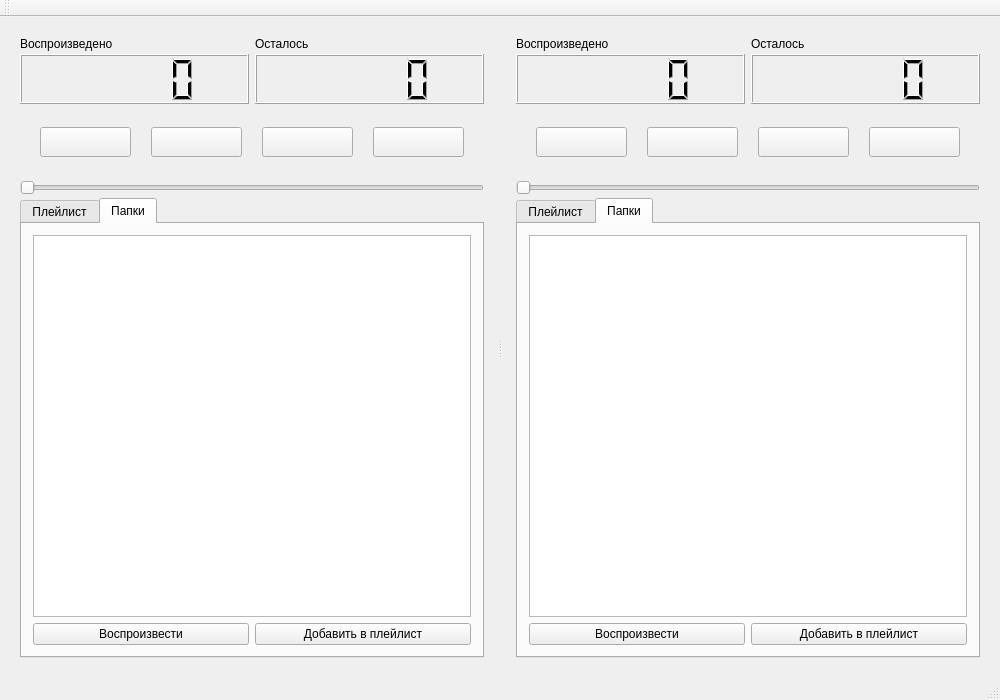
Above: playermainwindow.ui from nelolik/RehearsalPlayer before the change. Below: the same form after it.
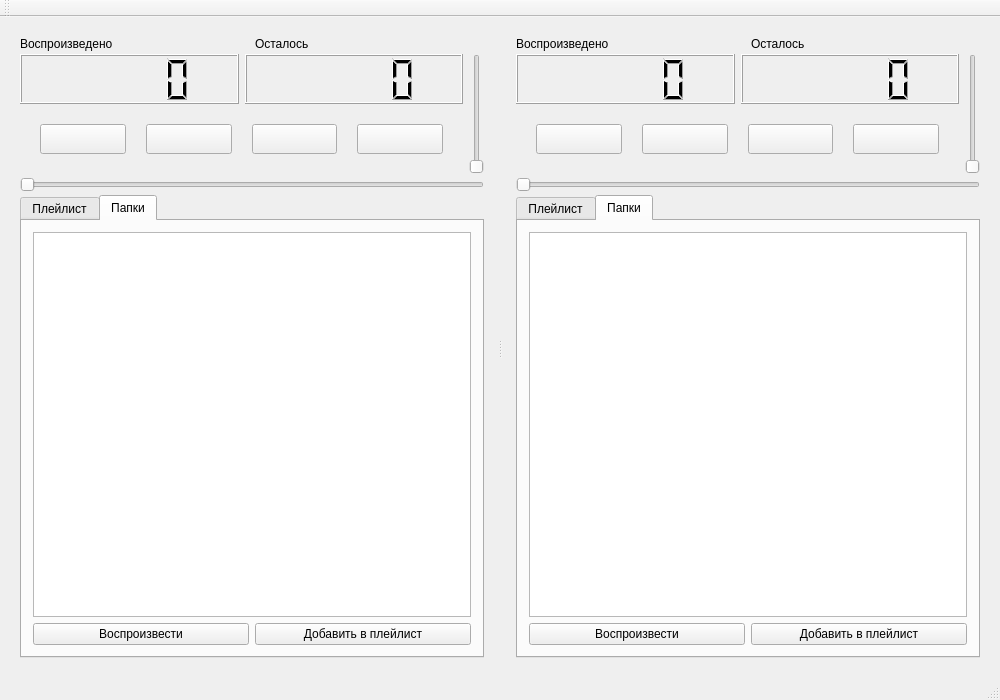
That is the form after the change. Custom widgets are drawn as their Qt base class.

Diff of the .ui file:
```diff
--- a/playermainwindow.ui
+++ b/playermainwindow.ui
@@ -83,6 +83,19 @@
             </layout>
            </item>
            <item>
+            <layout class="QHBoxLayout" name="deck1Layout">
+             <property name="topMargin">
+              <number>0</number>
+             </property>
+             <property name="bottomMargin">
+              <number>0</number>
+             </property>
+             <item>
+              <layout class="QVBoxLayout" name="control1Layour">
+               <property name="spacing">
+                <number>0</number>
+               </property>
+               <item>
             <layout class="QHBoxLayout" name="timeOutput1_Layout">
              <item>
               <widget class="QLCDNumber" name="elepsed1lcdNumber">
@@ -189,6 +202,26 @@
              </item>
             </layout>
            </item>
+              </layout>
+             </item>
+             <item>
+              <widget class="QSlider" name="volume1Slider">
+               <property name="sizePolicy">
+                <sizepolicy hsizetype="Fixed" vsizetype="Minimum">
+                 <horstretch>0</horstretch>
+                 <verstretch>0</verstretch>
+                </sizepolicy>
+               </property>
+               <property name="focusPolicy">
+                <enum>Qt::NoFocus</enum>
+               </property>
+               <property name="orientation">
+                <enum>Qt::Vertical</enum>
+               </property>
+              </widget>
+             </item>
+            </layout>
+           </item>
            <item>
             <widget class="QSlider" name="trackPosition1_Slider">
              <property name="maximum">
@@ -366,6 +399,19 @@
             </layout>
            </item>
            <item>
+            <layout class="QHBoxLayout" name="deck2Layout">
+             <property name="topMargin">
+              <number>0</number>
+             </property>
+             <property name="bottomMargin">
+              <number>0</number>
+             </property>
+             <item>
+              <layout class="QVBoxLayout" name="control2Layout">
+               <property name="spacing">
+                <number>0</number>
+               </property>
+               <item>
             <layout class="QHBoxLayout" name="timeOutput2_Layout">
              <item>
               <widget class="QLCDNumber" name="elepsed2lcdNumber">
@@ -475,6 +521,26 @@
              </item>
             </layout>
            </item>
+              </layout>
+             </item>
+             <item>
+              <widget class="QSlider" name="volume2Slider">
+               <property name="sizePolicy">
+                <sizepolicy hsizetype="Fixed" vsizetype="Minimum">
+                 <horstretch>0</horstretch>
+                 <verstretch>0</verstretch>
+                </sizepolicy>
+               </property>
+               <property name="focusPolicy">
+                <enum>Qt::NoFocus</enum>
+               </property>
+               <property name="orientation">
+                <enum>Qt::Vertical</enum>
+               </property>
+              </widget>
+             </item>
+            </layout>
+           </item>
            <item>
             <widget class="QSlider" name="trackPosition2_Slider">
              <property name="maximum">
```
Left out of the diff: 20 changed lines with no effect on the pictures. Lines whose indentation alone changed are shown as unchanged.
